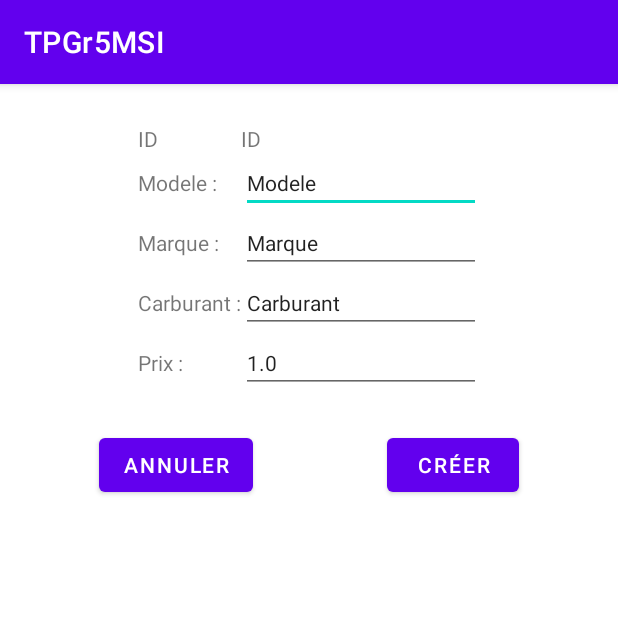
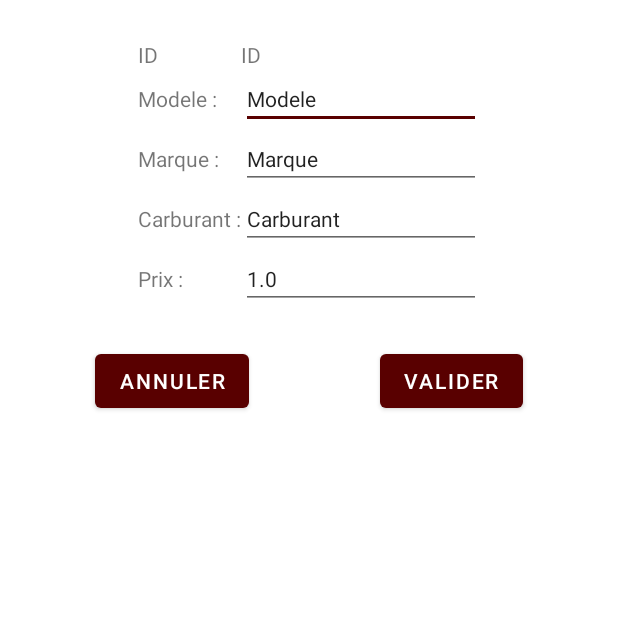
Before and after one commit to Cassandradlm/TPGr5MSI, an Android app: the EditVoitureActivity screen opened directly, with no data from a screen before it, on a phone screen of 412 x 824 dp, the top half of it. Run offline under Robolectric (Android 15) with nearby library versions, the phone set to English and light mode, and no system bars.

Commit message:
third and last push

```diff
--- a/app/src/main/AndroidManifest.xml
+++ b/app/src/main/AndroidManifest.xml
@@ -16,7 +16,8 @@
         tools:targetApi="31">
         <activity
             android:name=".EditVoitureActivity"
-            android:exported="false" />
+            android:exported="false"
+            android:theme="@style/Theme.TPGr5MSI.NoActionBar"/>
         <activity
             android:name=".MainActivity"
             android:exported="true"
--- a/app/src/main/java/com/example/tpgr5msi/ListAdapter.java
+++ b/app/src/main/java/com/example/tpgr5msi/ListAdapter.java
@@ -39,7 +39,7 @@ public class ListAdapter extends BaseAdapter {
         }
 
         if(position % 2 == 0){
-            convertView.setBackgroundColor(Color.rgb(150,245,170));
+            convertView.setBackgroundColor(Color.rgb(255, 240, 238));
         }
 
         Voiture_class product = this.listData.get(position);
--- a/app/src/main/res/layout/activity_edit_voiture.xml
+++ b/app/src/main/res/layout/activity_edit_voiture.xml
@@ -129,6 +129,7 @@
         android:layout_height="wrap_content"
         android:layout_marginTop="24dp"
         android:text="Annuler"
+        android:textColor="#FFFFFF"
         app:layout_constraintEnd_toStartOf="@+id/button_ok"
         app:layout_constraintStart_toStartOf="parent"
         app:layout_constraintTop_toBottomOf="@+id/tableLayout" />
@@ -138,9 +139,9 @@
         android:layout_width="wrap_content"
         android:layout_height="wrap_content"
         android:layout_marginStart="24dp"
-        android:layout_marginLeft="24dp"
         android:layout_marginTop="24dp"
-        android:text="Créer"
+        android:text="Valider"
+        android:textColor="#FFFFFF"
         app:layout_constraintEnd_toEndOf="parent"
         app:layout_constraintStart_toEndOf="@+id/button_cancel"
         app:layout_constraintTop_toBottomOf="@+id/tableLayout" />
--- a/app/src/main/res/layout/activity_main.xml
+++ b/app/src/main/res/layout/activity_main.xml
@@ -19,6 +19,7 @@
         android:layout_marginEnd="@dimen/fab_margin"
         android:layout_marginBottom="16dp"
         android:rotation="45"
+        android:backgroundTint="#590000"
         app:srcCompat="@android:drawable/ic_menu_close_clear_cancel" />
 
 </androidx.coordinatorlayout.widget.CoordinatorLayout>
--- a/app/src/main/res/values/colors.xml
+++ b/app/src/main/res/values/colors.xml
@@ -1,10 +1,10 @@
 <?xml version="1.0" encoding="utf-8"?>
 <resources>
-    <color name="purple_200">#FFBB86FC</color>
-    <color name="purple_500">#FF6200EE</color>
-    <color name="purple_700">#FF3700B3</color>
-    <color name="teal_200">#FF03DAC5</color>
-    <color name="teal_700">#FF018786</color>
-    <color name="black">#FF000000</color>
-    <color name="white">#FFFFFFFF</color>
+    <color name="purple_200">#590000</color>
+    <color name="purple_500">#590000</color>
+    <color name="purple_700">#590000</color>
+    <color name="teal_200">#590000</color>
+    <color name="teal_700">#590000</color>
+    <color name="black">#FFFFFFFF</color>
+    <color name="white">#FF000000</color>
 </resources>
```
Also changed, not shown: app/src/main/res/layout/activity_custom_list_view.xml (+42 -31 lines).
